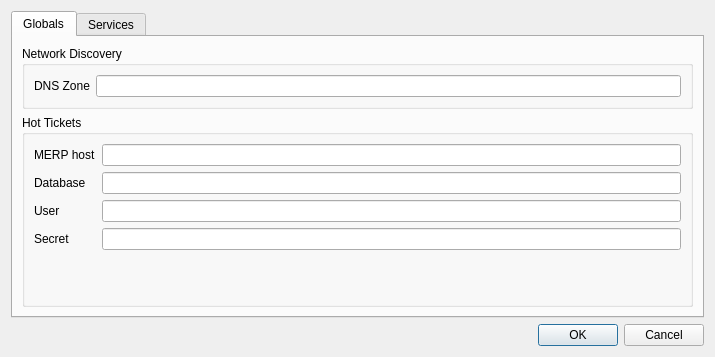
Old version of the form settings.ui in the repository liquidweaver/Pulse.
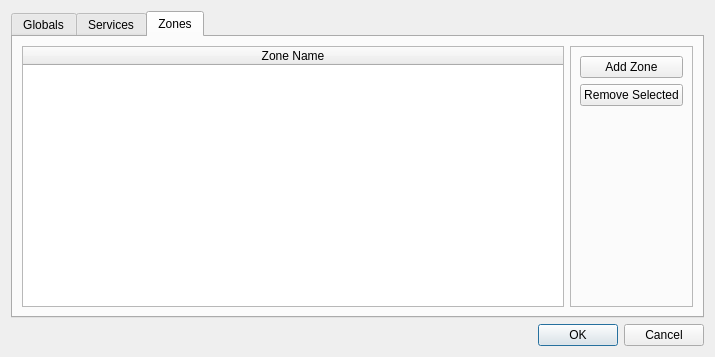
New version of the form.

Commit message: Added multiple zones feature

What changed in the file:
```diff
--- a/settings.ui
+++ b/settings.ui
@@ -17,7 +17,7 @@
    <item>
     <widget class="QTabWidget" name="tabWidget">
      <property name="currentIndex">
-      <number>0</number>
+      <number>2</number>
      </property>
      <widget class="QWidget" name="tab_globals">
       <attribute name="title">
@@ -164,6 +164,70 @@
        </item>
       </layout>
      </widget>
+     <widget class="QWidget" name="tab">
+      <attribute name="title">
+       <string>Zones</string>
+      </attribute>
+      <layout class="QHBoxLayout" name="horizontalLayout_2">
+       <item>
+        <widget class="QTableWidget" name="list_services">
+         <property name="alternatingRowColors">
+          <bool>true</bool>
+         </property>
+         <property name="selectionMode">
+          <enum>QAbstractItemView::MultiSelection</enum>
+         </property>
+         <attribute name="horizontalHeaderStretchLastSection">
+          <bool>true</bool>
+         </attribute>
+         <column>
+          <property name="text">
+           <string>Zone Name</string>
+          </property>
+         </column>
+        </widget>
+       </item>
+       <item>
+        <widget class="QFrame" name="frame_2">
+         <property name="frameShape">
+          <enum>QFrame::StyledPanel</enum>
+         </property>
+         <property name="frameShadow">
+          <enum>QFrame::Raised</enum>
+         </property>
+         <layout class="QVBoxLayout" name="verticalLayout_4">
+          <item>
+           <widget class="QPushButton" name="pushButton_3">
+            <property name="text">
+             <string>Add Zone</string>
+            </property>
+           </widget>
+          </item>
+          <item>
+           <widget class="QPushButton" name="pushButton_2">
+            <property name="text">
+             <string>Remove Selected</string>
+            </property>
+           </widget>
+          </item>
+          <item>
+           <spacer name="verticalSpacer">
+            <property name="orientation">
+             <enum>Qt::Vertical</enum>
+            </property>
+            <property name="sizeHint" stdset="0">
+             <size>
+              <width>20</width>
+              <height>40</height>
+             </size>
+            </property>
+           </spacer>
+          </item>
+         </layout>
+        </widget>
+       </item>
+      </layout>
+     </widget>
     </widget>
    </item>
    <item>
```
Left out of the diff: 38 changed lines with no effect on the pictures. The commit also changes 12 other files.
